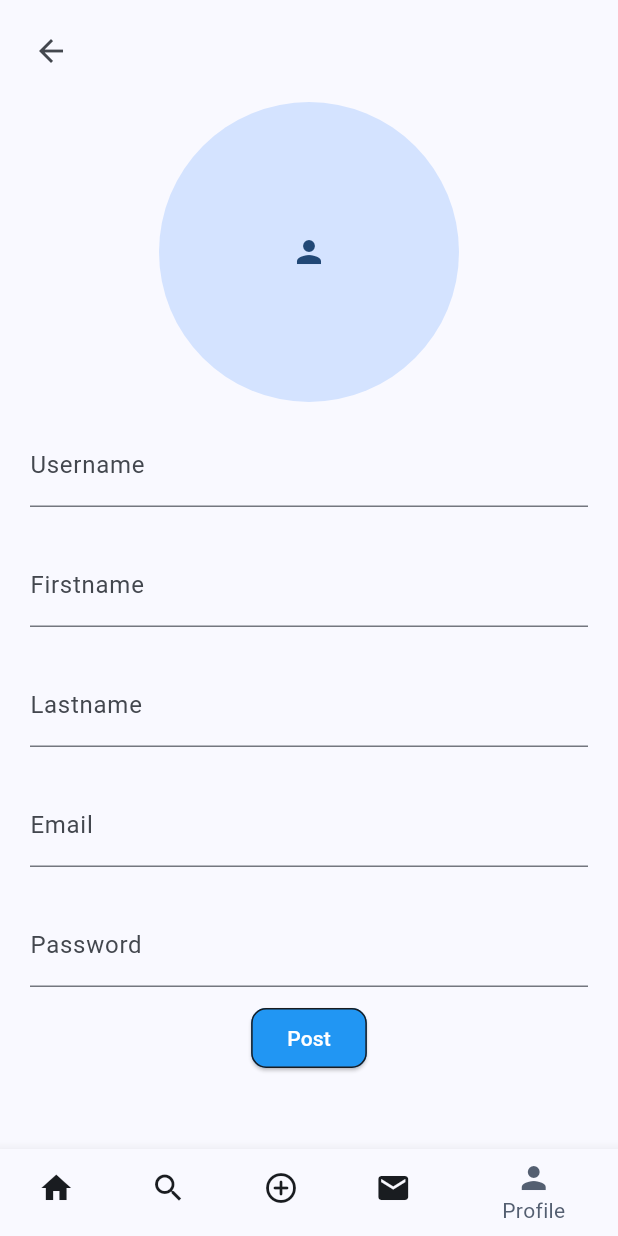
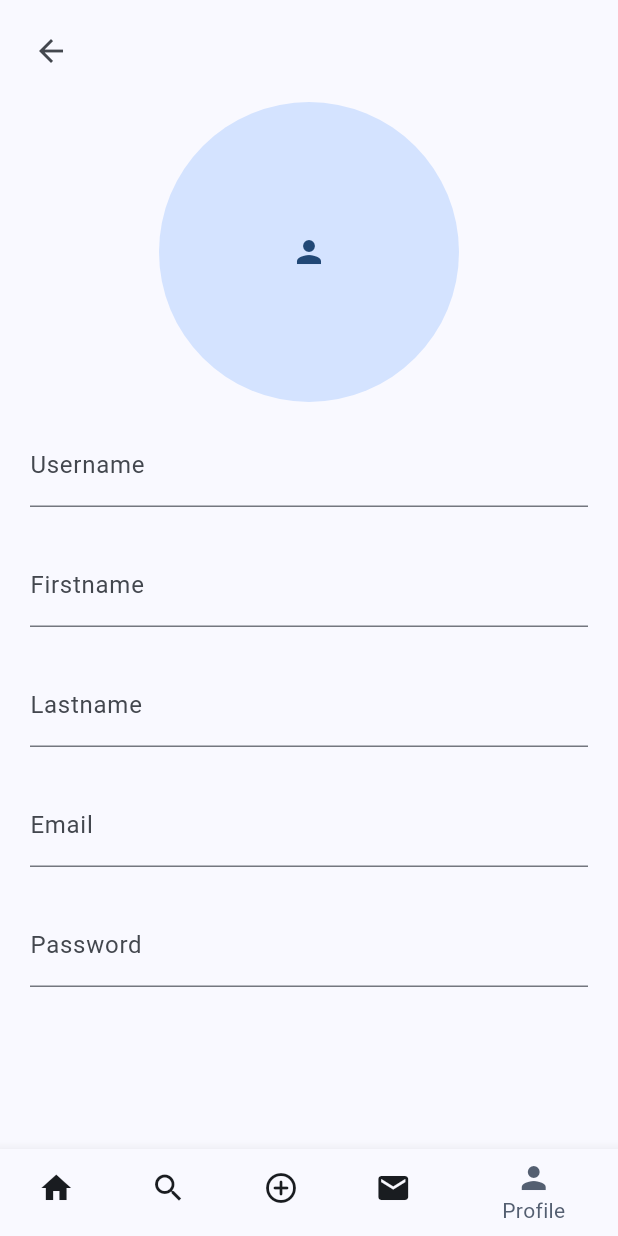
Before and after one commit to Chuckibmk/API_News, a Flutter app: the screen it shows after launch, swiped to page 5, on a phone screen of 412 x 824 dp. Run offline on Flutter 3.47's test engine with Material 3 defaults, Android fonts, the phone set to English and light mode, and no system bars; our stand-ins replace carousel_slider, flutter_social_button, get, image_picker; missing offline and left inert: flutter_quill.

Commit message:
profile update

```diff
--- a/lib/screens/account/profile.dart
+++ b/lib/screens/account/profile.dart
@@ -118,28 +118,28 @@ class _ProfileState extends State<Profile> {
                             ),
                           ],
                         ),
-                      Center(
-                        child: ElevatedButton(
-                          onPressed: () {},
-                          style: ButtonStyle(
-                              shape: MaterialStateProperty.all<
-                                  RoundedRectangleBorder>(
-                                RoundedRectangleBorder(
-                                  borderRadius: BorderRadius.circular(10.0),
-                                  side: BorderSide(
-                                      color: Theme.of(context)
-                                          .colorScheme
-                                          .onSurface),
-                                ),
-                              ),
-                              backgroundColor:
-                                  MaterialStateProperty.all(Colors.blue)),
-                          child: const Text(
-                            'Post',
-                            style: TextStyle(color: Colors.white),
-                          ),
-                        ),
-                      ),
+                      // Center(
+                      //   child: ElevatedButton(
+                      //     onPressed: () {},
+                      //     style: ButtonStyle(
+                      //         shape: MaterialStateProperty.all<
+                      //             RoundedRectangleBorder>(
+                      //           RoundedRectangleBorder(
+                      //             borderRadius: BorderRadius.circular(10.0),
+                      //             side: BorderSide(
+                      //                 color: Theme.of(context)
+                      //                     .colorScheme
+                      //                     .onSurface),
+                      //           ),
+                      //         ),
+                      //         backgroundColor:
+                      //             MaterialStateProperty.all(Colors.blue)),
+                      //     child: const Text(
+                      //       'Post',
+                      //       style: TextStyle(color: Colors.white),
+                      //     ),
+                      //   ),
+                      // ),
                     ],
                   ),
                 ),
--- a/pubspec.yaml
+++ b/pubspec.yaml
@@ -36,7 +36,7 @@ dependencies:
   # Use with the CupertinoIcons class for iOS style icons.
   cupertino_icons: ^1.0.6
   get: ^4.6.6
-  carousel_slider: ^4.2.1
+  carousel_slider: ^5.0.0
   flutter_social_button: ^1.1.4+1
   image_picker: ^1.1.2
   flutter_quill: ^9.3.11
@@ -50,7 +50,7 @@ dev_dependencies:
   # activated in the `analysis_options.yaml` file located at the root of your
   # package. See that file for information about deactivating specific lint
   # rules and activating additional ones.
-  flutter_lints: ^3.0.0
+  flutter_lints: ^4.0.0
 
 # For information on the generic Dart part of this file, see the
 # following page: https://dart.dev/tools/pub/pubspec
```
Also changed, not shown: pubspec.lock.
